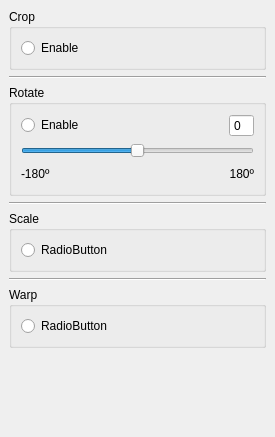
The window that src/transformmenu.ui (mattykakes/qcvTouchUp) describes before a commit, drawn with Qt 5.
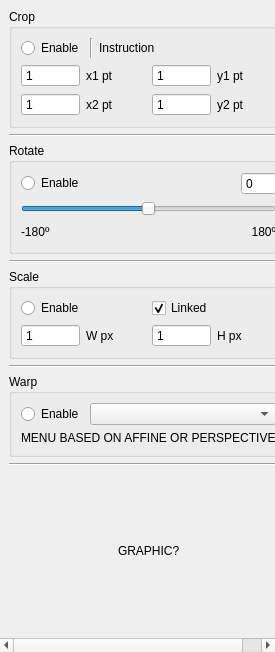
The same window after the commit.

Commit message: #8 rough menu added

Diff of the .ui file:
```diff
--- a/src/transformmenu.ui
+++ b/src/transformmenu.ui
@@ -7,7 +7,7 @@
     <x>0</x>
     <y>0</y>
     <width>275</width>
-    <height>437</height>
+    <height>652</height>
    </rect>
   </property>
   <property name="sizePolicy">
@@ -22,6 +22,12 @@
     <height>0</height>
    </size>
   </property>
+  <property name="maximumSize">
+   <size>
+    <width>275</width>
+    <height>16777215</height>
+   </size>
+  </property>
   <property name="windowTitle">
    <string>ScrollArea</string>
   </property>
@@ -31,6 +37,12 @@
   <property name="frameShadow">
    <enum>QFrame::Plain</enum>
   </property>
+  <property name="verticalScrollBarPolicy">
+   <enum>Qt::ScrollBarAsNeeded</enum>
+  </property>
+  <property name="horizontalScrollBarPolicy">
+   <enum>Qt::ScrollBarAsNeeded</enum>
+  </property>
   <property name="widgetResizable">
    <bool>true</bool>
   </property>
@@ -40,7 +52,7 @@
      <x>0</x>
      <y>0</y>
      <width>275</width>
-     <height>437</height>
+     <height>652</height>
     </rect>
    </property>
    <layout class="QVBoxLayout" name="verticalLayout">
@@ -51,11 +63,129 @@
       </property>
       <layout class="QVBoxLayout" name="verticalLayout_4">
        <item>
-        <widget class="QRadioButton" name="radioButton">
-         <property name="text">
-          <string>Enable</string>
-         </property>
-        </widget>
+        <layout class="QHBoxLayout" name="horizontalLayout_2">
+         <item>
+          <widget class="QRadioButton" name="radioButton">
+           <property name="text">
+            <string>Enable</string>
+           </property>
+          </widget>
+         </item>
+         <item>
+          <widget class="Line" name="line_4">
+           <property name="orientation">
+            <enum>Qt::Vertical</enum>
+           </property>
+          </widget>
+         </item>
+         <item>
+          <widget class="QLabel" name="label_5">
+           <property name="sizePolicy">
+            <sizepolicy hsizetype="Expanding" vsizetype="Preferred">
+             <horstretch>0</horstretch>
+             <verstretch>0</verstretch>
+            </sizepolicy>
+           </property>
+           <property name="text">
+            <string>Instruction</string>
+           </property>
+          </widget>
+         </item>
+        </layout>
+       </item>
+       <item>
+        <layout class="QHBoxLayout" name="horizontalLayout_5">
+         <item>
+          <widget class="QSpinBox" name="spinBox_4">
+           <property name="buttonSymbols">
+            <enum>QAbstractSpinBox::NoButtons</enum>
+           </property>
+           <property name="minimum">
+            <number>1</number>
+           </property>
+           <property name="maximum">
+            <number>19999</number>
+           </property>
+          </widget>
+         </item>
+         <item>
+          <widget class="QLabel" name="label_6">
+           <property name="text">
+            <string>x1 pt</string>
+           </property>
+          </widget>
+         </item>
+         <item>
+          <widget class="QSpinBox" name="spinBox_5">
+           <property name="buttonSymbols">
+            <enum>QAbstractSpinBox::NoButtons</enum>
+           </property>
+           <property name="minimum">
+            <number>1</number>
+           </property>
+           <property name="maximum">
+            <number>19999</number>
+           </property>
+           <property name="value">
+            <number>1</number>
+           </property>
+          </widget>
+         </item>
+         <item>
+          <widget class="QLabel" name="label_7">
+           <property name="text">
+            <string>y1 pt</string>
+           </property>
+          </widget>
+         </item>
+        </layout>
+       </item>
+       <item>
+        <layout class="QHBoxLayout" name="horizontalLayout_6">
+         <item>
+          <widget class="QSpinBox" name="spinBox_6">
+           <property name="buttonSymbols">
+            <enum>QAbstractSpinBox::NoButtons</enum>
+           </property>
+           <property name="minimum">
+            <number>1</number>
+           </property>
+           <property name="maximum">
+            <number>19999</number>
+           </property>
+          </widget>
+         </item>
+         <item>
+          <widget class="QLabel" name="label_8">
+           <property name="text">
+            <string>x2 pt</string>
+           </property>
+          </widget>
+         </item>
+         <item>
+          <widget class="QSpinBox" name="spinBox_7">
+           <property name="buttonSymbols">
+            <enum>QAbstractSpinBox::NoButtons</enum>
+           </property>
+           <property name="minimum">
+            <number>1</number>
+           </property>
+           <property name="maximum">
+            <number>19999</number>
+           </property>
+           <property name="value">
+            <number>1</number>
+           </property>
+          </widget>
+         </item>
+         <item>
+          <widget class="QLabel" name="label_9">
+           <property name="text">
+            <string>y2 pt</string>
+           </property>
+          </widget>
+         </item>
+        </layout>
        </item>
       </layout>
      </widget>
@@ -89,7 +219,7 @@
            </property>
            <property name="sizeHint" stdset="0">
             <size>
-             <width>40</width>
+             <width>20</width>
              <height>20</height>
             </size>
            </property>
@@ -100,6 +230,12 @@
            <property name="buttonSymbols">
             <enum>QAbstractSpinBox::NoButtons</enum>
            </property>
+           <property name="minimum">
+            <number>-180</number>
+           </property>
+           <property name="maximum">
+            <number>180</number>
+           </property>
           </widget>
          </item>
         </layout>
@@ -108,6 +244,12 @@
         <layout class="QVBoxLayout" name="verticalLayout_3">
          <item>
           <widget class="QSlider" name="horizontalSlider">
+           <property name="sizePolicy">
+            <sizepolicy hsizetype="Preferred" vsizetype="Fixed">
+             <horstretch>0</horstretch>
+             <verstretch>0</verstretch>
+            </sizepolicy>
+           </property>
            <property name="minimum">
             <number>-180</number>
            </property>
@@ -144,7 +286,7 @@
              </property>
              <property name="sizeHint" stdset="0">
               <size>
-               <width>40</width>
+               <width>20</width>
                <height>20</height>
               </size>
              </property>
@@ -184,11 +326,72 @@
       </property>
       <layout class="QVBoxLayout" name="verticalLayout_5">
        <item>
-        <widget class="QRadioButton" name="radioButton_3">
-         <property name="text">
-          <string>RadioButton</string>
-         </property>
-        </widget>
+        <layout class="QHBoxLayout" name="horizontalLayout_9">
+         <item>
+          <widget class="QRadioButton" name="radioButton_3">
+           <property name="text">
+            <string>Enable</string>
+           </property>
+          </widget>
+         </item>
+         <item>
+          <widget class="QCheckBox" name="checkBox">
+           <property name="text">
+            <string>Linked</string>
+           </property>
+           <property name="checked">
+            <bool>true</bool>
+           </property>
+          </widget>
+         </item>
+        </layout>
+       </item>
+       <item>
+        <layout class="QHBoxLayout" name="horizontalLayout">
+         <item>
+          <widget class="QSpinBox" name="spinBox_2">
+           <property name="buttonSymbols">
+            <enum>QAbstractSpinBox::NoButtons</enum>
+           </property>
+           <property name="minimum">
+            <number>1</number>
+           </property>
+           <property name="maximum">
+            <number>19999</number>
+           </property>
+          </widget>
+         </item>
+         <item>
+          <widget class="QLabel" name="label_3">
+           <property name="text">
+            <string>W px</string>
+           </property>
+          </widget>
+         </item>
+         <item>
+          <widget class="QSpinBox" name="spinBox_3">
+           <property name="buttonSymbols">
+            <enum>QAbstractSpinBox::NoButtons</enum>
+           </property>
+           <property name="minimum">
+            <number>1</number>
+           </property>
+           <property name="maximum">
+            <number>19999</number>
+           </property>
+           <property name="value">
+            <number>1</number>
+           </property>
+          </widget>
+         </item>
+         <item>
+          <widget class="QLabel" name="label_4">
+           <property name="text">
+            <string>H px</string>
+           </property>
+          </widget>
+         </item>
+        </layout>
        </item>
       </layout>
      </widget>
@@ -207,15 +410,93 @@
       </property>
       <layout class="QVBoxLayout" name="verticalLayout_6">
        <item>
-        <widget class="QRadioButton" name="radioButton_4">
+        <layout class="QHBoxLayout" name="horizontalLayout_8">
+         <item>
+          <widget class="QRadioButton" name="radioButton_4">
+           <property name="text">
+            <string>Enable</string>
+           </property>
+          </widget>
+         </item>
+         <item>
+          <widget class="QComboBox" name="comboBox">
+           <property name="sizePolicy">
+            <sizepolicy hsizetype="Expanding" vsizetype="Fixed">
+             <horstretch>0</horstretch>
+             <verstretch>0</verstretch>
+            </sizepolicy>
+           </property>
+          </widget>
+         </item>
+        </layout>
+       </item>
+       <item>
+        <widget class="QLabel" name="label_11">
          <property name="text">
-          <string>RadioButton</string>
+          <string>MENU BASED ON AFFINE OR PERSPECTIVE</string>
          </property>
         </widget>
        </item>
       </layout>
      </widget>
     </item>
+    <item>
+     <widget class="Line" name="line_5">
+      <property name="orientation">
+       <enum>Qt::Horizontal</enum>
+      </property>
+     </widget>
+    </item>
+    <item>
+     <spacer name="verticalSpacer_2">
+      <property name="orientation">
+       <enum>Qt::Vertical</enum>
+      </property>
+      <property name="sizeHint" stdset="0">
+       <size>
+        <width>20</width>
+        <height>40</height>
+       </size>
+      </property>
+     </spacer>
+    </item>
+    <item>
+     <layout class="QHBoxLayout" name="horizontalLayout_7">
+      <item>
+       <spacer name="horizontalSpacer">
+        <property name="orientation">
+         <enum>Qt::Horizontal</enum>
+        </property>
+        <property name="sizeHint" stdset="0">
+         <size>
+          <width>20</width>
+          <height>20</height>
+         </size>
+        </property>
+       </spacer>
+      </item>
+      <item>
+       <widget class="QLabel" name="label_10">
+        <property name="text">
+         <string>GRAPHIC?</string>
+        </property>
+       </widget>
+      </item>
+      <item>
+       <spacer name="horizontalSpacer_2">
+        <property name="orientation">
+         <enum>Qt::Horizontal</enum>
+        </property>
+        <property name="sizeHint" stdset="0">
+         <size>
+          <width>20</width>
+          <height>20</height>
+         </size>
+        </property>
+       </spacer>
+      </item>
+     </layout>
+    </item>
     <item>
      <spacer name="verticalSpacer">
       <property name="orientation">
```
The commit also changes 2 other files.
